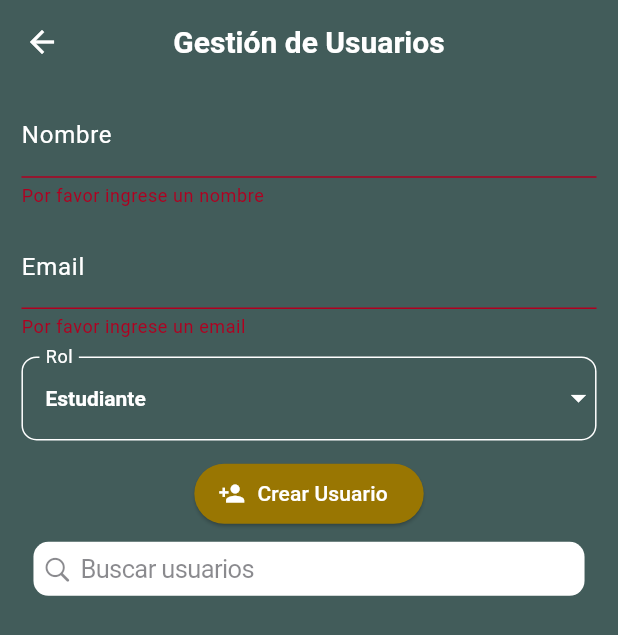
After one commit to FerxhoDev/Cards2, a Flutter app: the UserManagementScreen screen opened by its route, after a tap on "Crear Usuario", on a phone screen of 412 x 824 dp. The commit adds this screen. Shown: the top 635 px of the screen. Run offline on Flutter 3.47's test engine with Material 3 defaults, Android fonts, the light colour scheme and no system bars; our stand-ins replace cloud_firestore, firebase_auth, firebase_core, flutter_screenutil, go_router, google_sign_in and 1 more; accounts and stored records are empty.

Commit message:
Panel Admin Add

```diff
--- a/lib/config/router/app_router.dart
+++ b/lib/config/router/app_router.dart
@@ -1,5 +1,6 @@
 import 'package:cartaspg/screens/Home/homePage.dart';
 import 'package:cartaspg/screens/Quiz/quizPage.dart';
+import 'package:cartaspg/screens/Users/UsersPlatf.dart';
 import 'package:cartaspg/screens/cards/UpdateCard.dart';
 import 'package:cartaspg/screens/curso/cursoDetail.dart';
 import 'package:cartaspg/screens/forgotPassword/forgotPassword.dart';
@@ -80,6 +81,11 @@
                   ),
                 ],
               ),
+              GoRoute(
+                path: 'users',
+                name: 'Users',
+                builder: (BuildContext context, GoRouterState state) => const UserManagementScreen(),
+              ),
             ],
           ),
         ],
--- a/lib/screens/Quiz/quizPage.dart
+++ b/lib/screens/Quiz/quizPage.dart
@@ -255,7 +255,7 @@
                 builder: (context) => QuizTakingPage(quiz: quiz),
               ),
             ),
-            trailing: userRole == 'profesor'
+            trailing: userRole == 'Profesor'
                 ? Row(
                     mainAxisSize: MainAxisSize.min,
                     children: [
@@ -306,7 +306,7 @@
       ),
       body: Column(
         children: [
-          if (userRole == 'profesor' && !isCreatingQuiz)
+          if (userRole == 'Profesor' && !isCreatingQuiz)
             Padding(
               padding: const EdgeInsets.all(8.0),
               child: ElevatedButton.icon(
--- /dev/null
+++ b/lib/screens/Users/UsersPlatf.dart
@@ -0,0 +1,259 @@
+import 'package:flutter/cupertino.dart';
+import 'package:flutter/material.dart';
+import 'package:cloud_firestore/cloud_firestore.dart';
+import 'package:flutter_screenutil/flutter_screenutil.dart';
+
+class UserManagementScreen extends StatefulWidget {
+  const UserManagementScreen({super.key});
+
+  @override
+  _UserManagementScreenState createState() => _UserManagementScreenState();
+}
+
+class _UserManagementScreenState extends State<UserManagementScreen> {
+  final _formKey = GlobalKey<FormState>();
+  final _nameController = TextEditingController();
+  final _emailController = TextEditingController();
+  String _selectedRole = 'Estudiante';
+  String _searchQuery = '';
+
+  @override
+  Widget build(BuildContext context) {
+    return Scaffold(
+      backgroundColor: const Color(0xFF425C5A),
+      appBar: AppBar(
+        backgroundColor: const Color(0xFF425C5A),
+        title: const Text('Gestión de Usuarios', style: TextStyle(color: Colors.white),),
+        centerTitle: true,
+        iconTheme: const IconThemeData(color: Colors.white),
+      ),
+      body: Padding(
+        padding: EdgeInsets.only(left: 25.w, right: 25.w, bottom: 16.h),
+        child: Column(
+          children: [
+            _buildUserForm(),
+            _buildSearchBar(),
+            Expanded(child: _buildUserList()),
+          ],
+        ),
+      ),
+    );
+  }
+
+  OutlineInputBorder focusBordT(Color colorBorder) {
+    return OutlineInputBorder(
+      borderRadius: const BorderRadius.all(Radius.circular(10)),
+     borderSide: BorderSide(color: colorBorder),
+    );
+  }
+
+  OutlineInputBorder eneableBordT() {
+    return const OutlineInputBorder(
+      borderRadius: BorderRadius.all(Radius.circular(10)),
+      borderSide: BorderSide(color: Colors.white),
+    );
+  }
+
+
+  Widget _buildUserForm() {
+    return Form(
+      key: _formKey,
+      child: Column(
+        children: [
+          SizedBox(height: 10.h),
+          TextFormField(
+            style: const TextStyle(color: Colors.white, fontWeight: FontWeight.bold),
+            controller: _nameController,
+            decoration: InputDecoration(
+              labelText: 'Nombre',
+              labelStyle: const TextStyle(color: Colors.white),
+              enabledBorder: eneableBordT(),
+              focusedBorder: focusBordT(Colors.white),
+            ),
+            validator: (value) {
+              if (value == null || value.isEmpty) {
+                return 'Por favor ingrese un nombre';
+              }
+              return null;
+            },
+          ),
+          SizedBox(height: 18.h),
+          TextFormField(
+            style: const TextStyle(color: Colors.white, fontWeight: FontWeight.bold),
+            controller: _emailController,
+            decoration: InputDecoration(
+              labelText: 'Email',
+              labelStyle: const TextStyle(color: Colors.white),
+              enabledBorder: eneableBordT(),
+              focusedBorder: focusBordT(Colors.white),
+            ),
+            validator: (value) {
+              if (value == null || value.isEmpty) {
+                return 'Por favor ingrese un email';
+              }
+              return null;
+            },
+          ),
+          SizedBox(height: 18.h),
+          Theme(
+            data: Theme.of(context).copyWith(
+              canvasColor: const Color.fromARGB(255, 78, 110, 108), // Cambia el color de fondo aquí
+            ),
+            child: DropdownButtonFormField<String>(
+              icon: const Icon(Icons.arrow_drop_down, color: Colors.white),
+              style: const TextStyle(color: Colors.white, fontWeight: FontWeight.bold),
+              value: _selectedRole,
+              items: ['Estudiante', 'Profesor', 'Administrador']
+                  .map((role) => DropdownMenuItem(
+                        value: role,
+                        child: Text(role),
+                      ))
+                  .toList(),
+              onChanged: (value) {
+                setState(() {
+                  _selectedRole = value!;
+                });
+              },
+              decoration: const InputDecoration(
+                labelText: 'Rol',
+                labelStyle: TextStyle(color: Colors.white),
+                enabledBorder: OutlineInputBorder(
+                  borderRadius: BorderRadius.all(Radius.circular(10)),
+                  borderSide: BorderSide(color: Colors.white),
+                ),
+                focusedBorder: OutlineInputBorder(
+                  borderRadius: BorderRadius.all(Radius.circular(10)),
+                  borderSide: BorderSide(color: Colors.white),
+                ),
+              ),
+            ),
+          ),
+          SizedBox(height: 18.h),
+          ElevatedButton.icon(
+            style: ElevatedButton.styleFrom(
+              backgroundColor: const Color.fromARGB(255, 153, 118, 2),
+            ),
+            onPressed: _submitForm,
+            label: const Text('Crear Usuario', style: TextStyle(color: Colors.white),),
+            icon: const Icon(Icons.person_add, color: Colors.white,),
+          ),
+        ],
+      ),
+    );
+  }
+
+  Widget _buildSearchBar() {
+  return Padding(
+    padding: const EdgeInsets.all(8.0),
+    child: CupertinoSearchTextField(
+      decoration: BoxDecoration(
+        color: Colors.white,
+        borderRadius: BorderRadius.circular(10),
+      ),
+      placeholder: 'Buscar usuarios',
+      onChanged: (value) {
+        setState(() {
+          _searchQuery = value;
+        });
+      },
+    ),
+  );
+}
+
+  Widget _buildUserList() {
+    return StreamBuilder<QuerySnapshot>(
+      stream: FirebaseFirestore.instance.collection('usersperm').snapshots(),
+      builder: (context, snapshot) {
+        if (!snapshot.hasData) return CircularProgressIndicator();
+
+        var users = snapshot.data!.docs;
+        var filteredUsers = users.where((user) =>
+            user['name'].toLowerCase().contains(_searchQuery.toLowerCase()) ||
+            user['email'].toLowerCase().contains(_searchQuery.toLowerCase()));
+
+        return ListView(
+          children: filteredUsers.map((user) => _buildUserListItem(user)).toList(),
+        );
+      },
+    );
+  }
+
+  Widget _buildUserListItem(DocumentSnapshot document) {
+    Map<String, dynamic> data = document.data()! as Map<String, dynamic>;
+
+    return Column(
+      children: [
+        Container(
+          decoration: const BoxDecoration(
+            color: Colors.white70,
+            borderRadius: BorderRadius.all(Radius.circular(10)),
+          ),
+          child: ListTile(
+            title: Text(data['name']),
+            subtitle: Text('${data['email']} - ${data['rol']}'),
+            trailing: Row(
+              mainAxisSize: MainAxisSize.min,
+              children: [
+                IconButton(
+                  icon: Icon(Icons.edit),
+                  onPressed: () => _editUser(document),
+                ),
+                IconButton(
+                  icon: Icon(Icons.delete),
+                  onPressed: () => _deleteUser(document.id),
+                ),
+              ],
+            ),
+          ),
+        ),
+        SizedBox(height: 10.h),
+      ],
+    );
+  }
+
+  void _submitForm() async {
+  if (_formKey.currentState!.validate()) {
+    String email = _emailController.text;
+
+    // Consulta a Firestore para verificar si el correo ya existe
+    QuerySnapshot query = await FirebaseFirestore.instance
+        .collection('usersperm')
+        .where('email', isEqualTo: email)
+        .get();
+
+    if (query.docs.isEmpty) {
+      // Si no hay documentos, el correo no existe y se puede agregar el usuario
+      await FirebaseFirestore.instance.collection('usersperm').add({
+        'name': _nameController.text,
+        'email': _emailController.text,
+        'rol': _selectedRole,
+      });
+
+      // Limpiar los campos del formulario
+      _nameController.clear();
+      _emailController.clear();
+      setState(() {
+        _selectedRole = 'Estudiante';
+      });
+
+      ScaffoldMessenger.of(context).showSnackBar(
+        const SnackBar(content: Text('Usuario creado exitosamente')),
+      );
+    } else {
+      // Si el correo ya existe, muestra un mensaje de error
+      ScaffoldMessenger.of(context).showSnackBar(
+        const SnackBar(content: Text('El correo ya está registrado')),
+      );
+    }
+  }
+}
+
+
+  void _editUser(DocumentSnapshot document) {
+    // Implement edit functionality
+  }
+
+  void _deleteUser(String documentId) {
+    FirebaseFirestore.instance.collection('usersperm').doc(documentId).delete();
+  }
+}
--- a/lib/screens/curso/addCardtoCurso.dart
+++ b/lib/screens/curso/addCardtoCurso.dart
@@ -128,10 +128,10 @@
                   child: TextField(
                     onChanged: (value) {
                       setState(() {
-                        _counterDetalle = (170 - value.length).toString();
+                        _counterDetalle = (500 - value.length).toString();
                       });
                     },
-                    maxLength: 170,
+                    maxLength: 500,
                     maxLengthEnforcement: MaxLengthEnforcement.enforced,
                     controller: _detalleTitleController,
                     decoration: InputDecoration(
@@ -139,7 +139,7 @@
                           color: Colors.teal[800],
                           fontSize: 12,
                           fontWeight: FontWeight.bold),
-                      counterText: "$_counterDetalle/170",
+                      counterText: "$_counterDetalle/500",
                       labelText: 'Detalle',
                       labelStyle: TextStyle(
                           color: Colors.teal[800], fontWeight: FontWeight.bold),
--- a/lib/screens/curso/cursoDetail.dart
+++ b/lib/screens/curso/cursoDetail.dart
@@ -134,7 +134,7 @@
                     // Por ejemplo, navegar a una página de edición
                     print('ID de la tarjeta: $cardId');
                   },
-                  trailing: userRole == 'profesor'
+                  trailing: userRole == 'Profesor'
                 ? Row(
                     mainAxisSize: MainAxisSize.min,
                     children: [
@@ -178,7 +178,7 @@
           );
         },
       ),
-      floatingActionButton: userRole == 'profesor'
+      floatingActionButton: userRole == 'Profesor'
     ? Column(
         mainAxisAlignment: MainAxisAlignment.end,
         crossAxisAlignment: CrossAxisAlignment.end,
@@ -210,7 +210,7 @@
           ),
         ],
       )
-    : userRole == 'estudiante'
+    : userRole == 'Estudiante'
         ? FloatingActionButton.extended(
             heroTag: 'jugarQuiz',
             backgroundColor: const Color.fromARGB(255, 0, 150, 136),
```
Also changed, not shown: lib/screens/Home/homePage.dart (+32 -1 lines).
